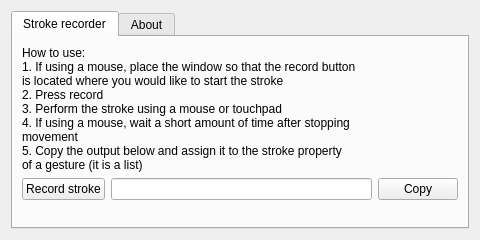
First picture: the form in src/kwin/kcm/kcm.ui, repository taj-ny/InputActions, before the edit.
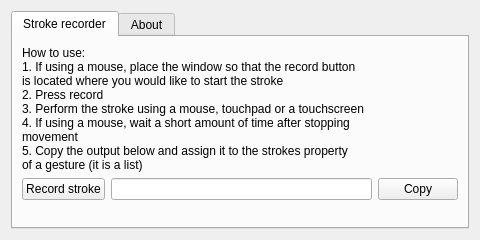
Second picture: the form after the edit. Icons and pictures are not drawn.

Commit message: kwin: update kcm

The edit to the form file:
```diff
--- a/src/kwin/kcm/kcm.ui
+++ b/src/kwin/kcm/kcm.ui
@@ -31,10 +31,10 @@
 1. If using a mouse, place the window so that the record button
 is located where you would like to start the stroke
 2. Press record
-3. Perform the stroke using a mouse or touchpad
+3. Perform the stroke using a mouse, touchpad or a touchscreen
 4. If using a mouse, wait a short amount of time after stopping
 movement
-5. Copy the output below and assign it to the stroke property
+5. Copy the output below and assign it to the strokes property
 of a gesture (it is a list)</string>
          </property>
         </widget>
```
The commit also changes 1 other file.
